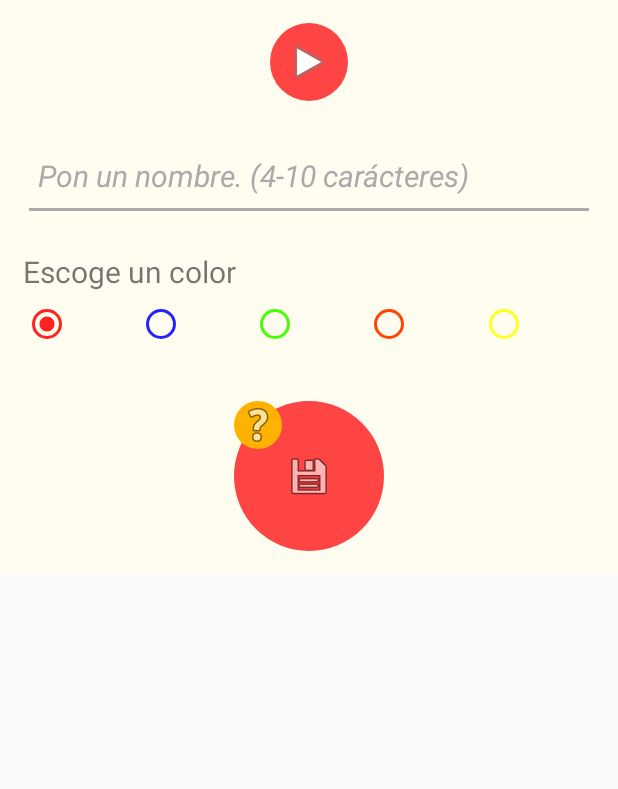
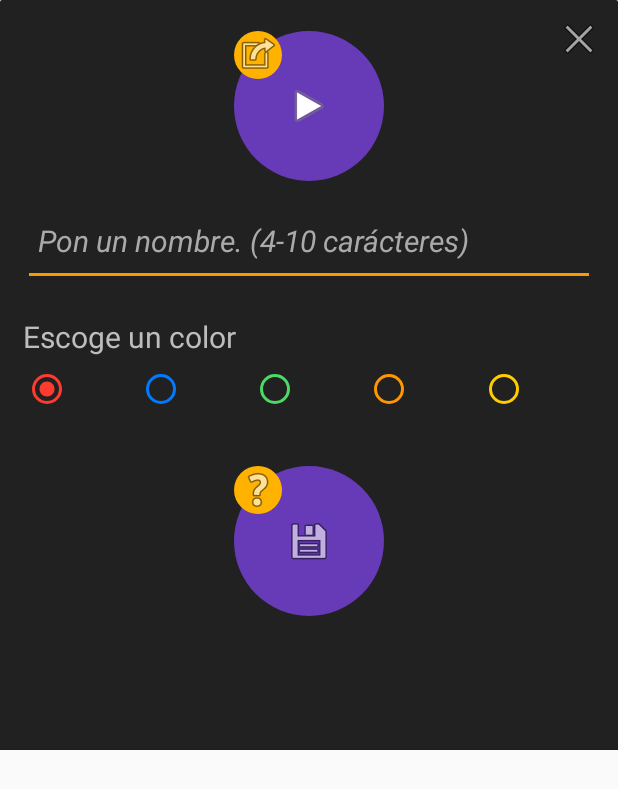
Before and after one commit to rperezdev/AndroidButtons, an Android app: the layout fragment_create_button.xml on its own in the app's theme, with its tools: preview values and no code run, on a phone screen of 412 x 824 dp. Shown: the top 789 px of the screen. Run offline under Robolectric (Android 15) with nearby library versions, the light colour scheme and no system bars.

Commit message:
Improved visibility of fragment createbutton

```diff
--- a/app/src/main/java/com/buttons/lacueva/krakosky/lacuevabuttons/CreateButtonFragment.java
+++ b/app/src/main/java/com/buttons/lacueva/krakosky/lacuevabuttons/CreateButtonFragment.java
@@ -124,7 +124,7 @@ public class CreateButtonFragment extends Fragment {
 
         checker = new ButtonSoundChecker();
 
-        triggerFilePicker();
+        //triggerFilePicker();
 
         setOnNewColorPicked();
         setOnHelpButtonClicked();
--- /dev/null
+++ b/app/src/main/res/drawable/background_create_button_fragment.xml
@@ -0,0 +1,6 @@
+<?xml version="1.0" encoding="utf-8"?>
+<shape xmlns:android="http://schemas.android.com/apk/res/android"
+    android:shape="rectangle">
+    <solid android:color="@color/colorPrimaryText" />
+    <corners android:topLeftRadius="1dp" android:topRightRadius="1dp" />
+</shape>
--- /dev/null
+++ b/app/src/main/res/drawable/buttonpreviewplay.xml
@@ -0,0 +1,18 @@
+<?xml version="1.0" encoding="utf-8"?>
+<selector xmlns:android="http://schemas.android.com/apk/res/android">
+    <item android:state_pressed="true">
+        <shape android:shape="oval">
+            <solid android:color="@color/colorPrimaryLight" />
+        </shape>
+    </item>
+    <item android:state_enabled="false">
+        <shape android:shape="oval">
+            <solid android:color="#CCCCCC" />
+        </shape>
+    </item>
+    <item>
+        <shape android:shape="oval">
+            <solid android:color="@color/colorPrimary" />
+        </shape>
+    </item>
+</selector>
--- a/app/src/main/res/layout/fragment_create_button.xml
+++ b/app/src/main/res/layout/fragment_create_button.xml
@@ -2,51 +2,71 @@
     xmlns:app="http://schemas.android.com/apk/res-auto"
     xmlns:tools="http://schemas.android.com/tools"
     android:layout_width="match_parent"
-    android:layout_height="wrap_content"
-    android:background="#FFFCF0"
+    android:layout_height="500dp"
+    android:background="@drawable/background_create_button_fragment"
     tools:context="com.buttons.lacueva.krakosky.lacuevabuttons.CreateButtonFragment">
 
+    <ImageButton
+        android:id="@+id/btn_plsay"
+        android:layout_width="wrap_content"
+        android:layout_height="wrap_content"
+        android:layout_gravity="right"
+        android:layout_margin="10dp"
+        android:background="@android:color/transparent"
+        android:src="@android:drawable/ic_menu_close_clear_cancel" />
 
     <ScrollView
         android:layout_width="match_parent"
-        android:layout_height="match_parent">
+        android:layout_height="wrap_content">
 
         <LinearLayout
             android:layout_width="match_parent"
             android:layout_height="wrap_content"
+            android:layout_marginTop="15dp"
             android:layout_marginHorizontal="10dp"
             android:minHeight="250dp"
             android:orientation="vertical"
             android:padding="5dp">
 
-            <ImageButton
-                android:id="@+id/btn_play"
+            <RelativeLayout
                 android:layout_width="wrap_content"
-                android:layout_height="match_parent"
-                android:layout_gravity="center_horizontal"
-                android:layout_margin="10dp"
-                android:layout_weight="1"
-                android:background="@drawable/buttonaccept"
-                android:maxHeight="100dp"
-                android:maxWidth="100dp"
-                android:minHeight="50dp"
-                android:minWidth="50dp"
-                android:padding="10dp"
-                android:src="@android:drawable/ic_media_play" />
+                android:layout_height="wrap_content"
+                android:layout_gravity="center_horizontal">
+
+                <ImageButton
+                    android:id="@+id/btn_play"
+                    android:layout_width="wrap_content"
+                    android:layout_height="match_parent"
+                    android:background="@drawable/buttonpreviewplay"
+                    android:minHeight="100dp"
+                    android:minWidth="100dp"
+                    android:padding="10dp"
+                    android:src="@android:drawable/ic_media_play" />
+
+                <ImageButton
+                    android:id="@+id/btn_load"
+                    android:layout_width="wrap_content"
+                    android:layout_height="match_parent"
+                    android:background="@drawable/buttonhelp"
+                    android:minHeight="25dp"
+                    android:minWidth="25dp"
+                    android:src="@android:drawable/ic_menu_set_as" />
+
+            </RelativeLayout>
 
             <EditText
                 android:id="@+id/edit_sound_name"
                 android:layout_width="match_parent"
                 android:layout_height="wrap_content"
                 android:layout_marginTop="10dp"
-                android:layout_weight="2"
-                android:backgroundTint="@android:color/darker_gray"
+                android:backgroundTint="@color/colorAccent"
                 android:ems="10"
                 android:hint="@string/addsoundname"
                 android:inputType="textPersonName"
                 android:minHeight="60dp"
                 android:paddingLeft="10dp"
                 android:textColorHint="@android:color/darker_gray"
+                android:textColor="@color/colorSecondaryText"
                 android:textSize="20dp"
                 android:textStyle="italic" />
 
@@ -55,6 +75,7 @@
                 android:layout_height="wrap_content"
                 android:layout_marginTop="20dp"
                 android:layout_weight="1"
+                android:textColor="@color/colorDivider"
                 android:text="@string/colorpicker"
                 android:textSize="20dp" />
 
@@ -78,7 +99,7 @@
                         android:layout_width="wrap_content"
                         android:layout_height="wrap_content"
                         android:layout_weight="1"
-                        android:buttonTint="#FF2222"
+                        android:buttonTint="@color/iphoneRed"
                         android:checked="true" />
 
                     <RadioButton
@@ -86,28 +107,28 @@
                         android:layout_width="wrap_content"
                         android:layout_height="wrap_content"
                         android:layout_weight="1"
-                        android:buttonTint="#2222FF" />
+                        android:buttonTint="@color/iphoneBlue" />
 
                     <RadioButton
                         android:id="@+id/radio_color_green"
                         android:layout_width="wrap_content"
                         android:layout_height="wrap_content"
                         android:layout_weight="1"
-                        android:buttonTint="#45FF00" />
+                        android:buttonTint="@color/iphoneGreen" />
 
                     <RadioButton
                         android:id="@+id/radio_color_orange"
                         android:layout_width="wrap_content"
                         android:layout_height="wrap_content"
                         android:layout_weight="1"
-                        android:buttonTint="#FF4500" />
+                        android:buttonTint="@color/iphoneOrange" />
 
                     <RadioButton
                         android:id="@+id/radio_color_yellow"
                         android:layout_width="wrap_content"
                         android:layout_height="wrap_content"
                         android:layout_weight="1"
-                        android:buttonTint="#FFFF22" />
+                        android:buttonTint="@color/iphoneYellow" />
 
                 </RadioGroup>
 
@@ -126,7 +147,7 @@
                     android:layout_gravity="bottom|center_horizontal"
                     android:layout_marginBottom="10dp"
                     android:layout_marginTop="30dp"
-                    android:background="@drawable/buttonaccept"
+                    android:background="@drawable/buttonpreviewplay"
                     android:maxHeight="150dp"
                     android:maxWidth="150dp"
                     android:minHeight="100dp"
@@ -153,43 +174,3 @@
 
 
 </FrameLayout>
-
-<!--
-       <LinearLayout
-            android:layout_width="wrap_content"
-            android:layout_height="match_parent"
-            android:layout_gravity="center_horizontal"
-            android:orientation="horizontal">
-
-            <ImageButton
-                android:id="@+id/btn_save"
-                android:minWidth="100dp"
-                android:minHeight="100dp"
-                android:maxWidth="150dp"
-                android:maxHeight="150dp"
-                android:layout_weight="2"
-                android:layout_width="wrap_content"
-                android:layout_height="wrap_content"
-                android:layout_marginTop="30dp"
-                android:layout_gravity="bottom|center_horizontal"
-                android:layout_marginBottom="10dp"
-                android:background="@drawable/buttonaccept"
-                android:src="@android:drawable/ic_menu_save" />
-
-            <ImageButton
-                android:id="@+id/btn_help"
-                android:minWidth="25dp"
-                android:minHeight="25dp"
-                android:maxWidth="35dp"
-                android:maxHeight="35dp"
-                android:layout_weight="1"
-                android:layout_width="wrap_content"
-                android:layout_height="wrap_content"
-                android:layout_marginTop="30dp"
-                android:layout_gravity="top"
-                android:layout_marginBottom="10dp"
-                android:background="@drawable/buttonhelp"
-                android:src="@android:drawable/ic_menu_help" />
-
-        </LinearLayout>
-        -->
--- a/app/src/main/res/layout/sample_sound_button_view.xml
+++ b/app/src/main/res/layout/sample_sound_button_view.xml
@@ -21,7 +21,8 @@
         android:layout_centerHorizontal="true"
         android:layout_below="@+id/btn_sound"
         android:layout_marginTop="7dp"
-        android:textColor="@color/colorPrimaryDark"
+        android:textColor="@android:color/white"
+        android:textSize="20dp"
         android:text="@string/addsoundname"
         />
 
--- a/app/src/main/res/values/colors.xml
+++ b/app/src/main/res/values/colors.xml
@@ -1,6 +1,29 @@
 <?xml version="1.0" encoding="utf-8"?>
 <resources>
-    <color name="colorPrimary">#233fd6</color>
-    <color name="colorPrimaryDark">#303F9F</color>
-    <color name="colorAccent">#ff4081</color>
+    <color name="colorPrimary">#673AB7</color>
+    <color name="colorPrimaryDark">#512DA8</color>
+    <color name="colorPrimaryLight">#D1C4E9</color>
+    <color name="colorPrimaryText">#212121</color>
+    <color name="colorSecondaryText">#757575</color>
+    <color name="colorDivider">#BDBDBD</color>
+    <color name="colorAccent">#FF9800</color>
+    <color name="colorAccentTransparent">#90FF9800</color>
+
+    <!-- Iphone colors -->
+    <color name="iphoneRed">#ff3b30</color>
+    <color name="iphoneOrange">#ff9500</color>
+    <color name="iphoneYellow">#ffcc00</color>
+    <color name="iphoneGreen">#4cd964</color>
+    <color name="iphoneTealBlue">#5ac8ff</color>
+    <color name="iphoneBlue">#007aff</color>
+    <color name="iphonePurple">#5856d6</color>
+    <color name="iphonePink">#ff2d55</color>
+    <color name="iphoneRedTransparent">#ff3b3000</color>
+    <color name="iphoneOrangeTransparent">#90ff9500</color>
+    <color name="iphoneYellowTransparent">#90ffcc00</color>
+    <color name="iphoneGreenTransparent">#904cd964</color>
+    <color name="iphoneTealBlueTransparent">#905ac8ff</color>
+    <color name="iphoneBlueTransparent">#90007aff</color>
+    <color name="iphonePurpleTransparent">#905856d6</color>
+    <color name="iphonePinkTransparent">#90ff2d55</color>
 </resources>
--- a/app/src/main/res/values/styles.xml
+++ b/app/src/main/res/values/styles.xml
@@ -3,9 +3,9 @@
     <!-- Base application theme. -->
     <style name="AppTheme" parent="Theme.AppCompat.Light.DarkActionBar">
         <!-- Customize your theme here. -->
-        <item name="colorPrimary">@color/colorPrimary</item>
-        <item name="colorPrimaryDark">@color/colorPrimaryDark</item>
-        <item name="colorAccent">@color/colorAccent</item>
+        <item name="colorPrimary">@color/iphonePurple</item>
+        <item name="colorPrimaryDark">@color/iphonePurple</item>
+        <item name="colorAccent">@color/iphoneOrange</item>
     </style>
 
 </resources>
```
Also changed, not shown: app/src/main/java/com/buttons/lacueva/krakosky/lacuevabuttons/MainActivity.java (+28 -7 lines), app/src/main/java/com/buttons/lacueva/krakosky/lacuevabuttons/SoundButtonList.java (added, +103 -0 lines), app/src/main/res/layout/activity_main.xml (+14 -1 lines).
